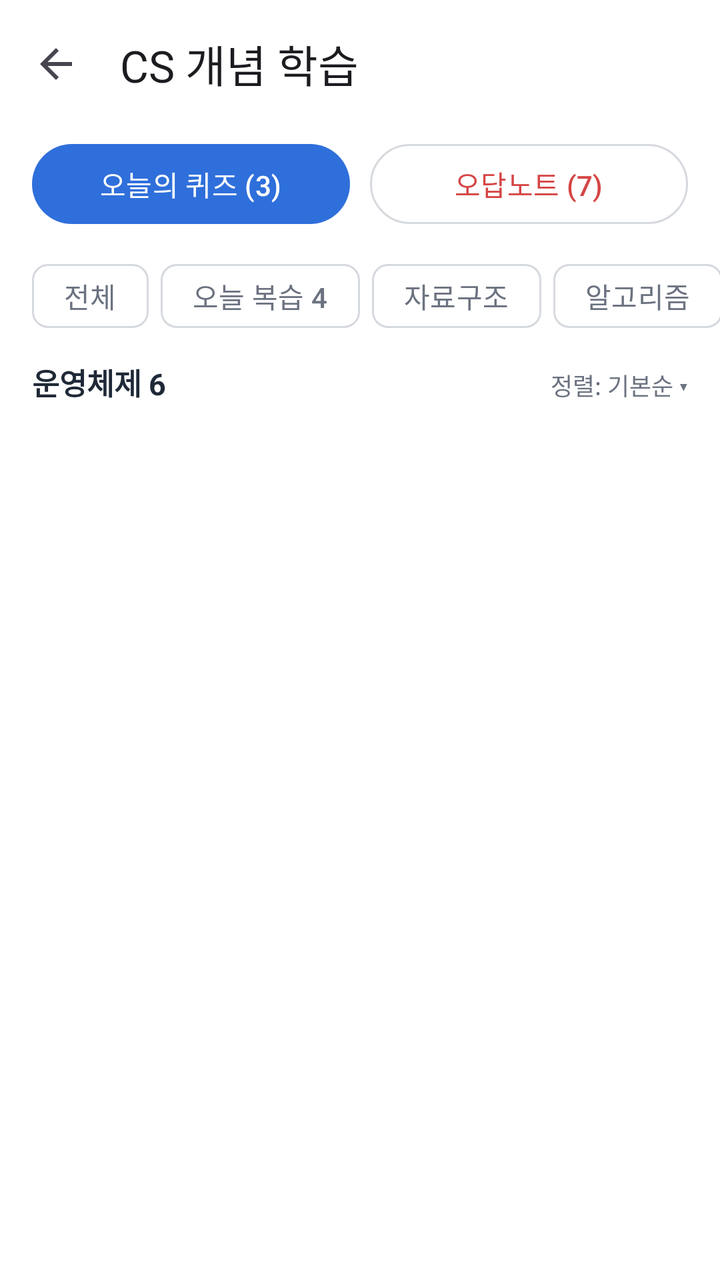
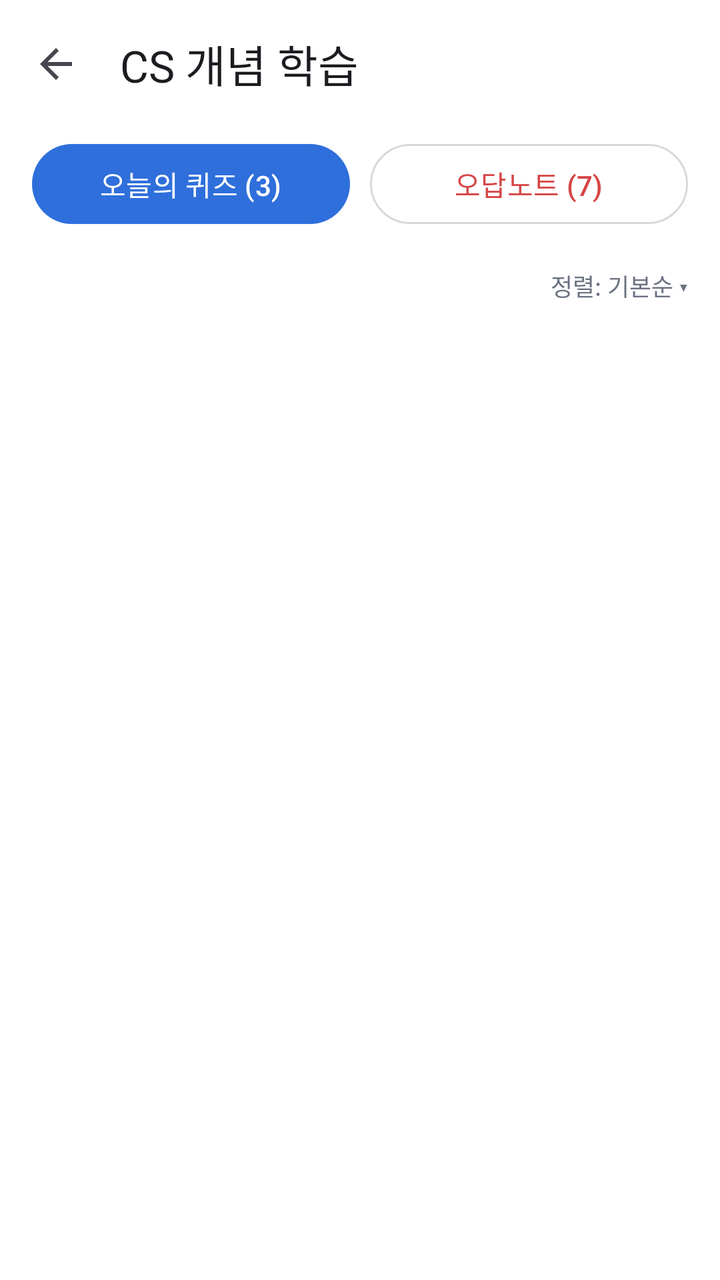

Compare the two renders of this Android layout. The source of the first and the diff that turns it into the second are given below.
<!-- AndroidManifest.xml: application theme Theme.InterviewTrainer -->
<!-- res/layout/activity_concept_list.xml -->
<?xml version="1.0" encoding="utf-8"?>
<LinearLayout xmlns:android="http://schemas.android.com/apk/res/android"
    xmlns:app="http://schemas.android.com/apk/res-auto"
    xmlns:tools="http://schemas.android.com/tools"
    android:layout_width="match_parent"
    android:layout_height="match_parent"
    android:orientation="vertical"
    tools:context=".concept.ConceptListActivity">

    <com.google.android.material.appbar.MaterialToolbar
        android:id="@+id/toolbar"
        android:layout_width="match_parent"
        android:layout_height="?attr/actionBarSize"
        app:navigationIcon="?attr/homeAsUpIndicator"
        app:title="CS 개념 학습" />

    
    <LinearLayout
        android:layout_width="match_parent"
        android:layout_height="wrap_content"
        android:divider="@drawable/space_10"
        android:orientation="horizontal"
        android:paddingStart="16dp"
        android:paddingTop="4dp"
        android:paddingEnd="16dp"
        android:paddingBottom="8dp"
        android:showDividers="middle">

        <com.google.android.material.button.MaterialButton
            android:id="@+id/btnQuiz"
            android:layout_width="0dp"
            android:layout_height="wrap_content"
            android:layout_weight="1"
            android:text="오늘의 퀴즈 (3)" />

        <com.google.android.material.button.MaterialButton
            android:id="@+id/btnWrong"
            style="?attr/materialButtonOutlinedStyle"
            android:layout_width="0dp"
            android:layout_height="wrap_content"
            android:layout_weight="1"
            android:text="오답노트 (7)"
            android:textColor="@color/bad" />
    </LinearLayout>

    
    <HorizontalScrollView
        android:layout_width="match_parent"
        android:layout_height="wrap_content"
        android:scrollbars="none">

        <com.google.android.material.chip.ChipGroup
            android:layout_width="wrap_content"
            android:layout_height="wrap_content"
            android:paddingStart="16dp"
            android:paddingEnd="16dp"
            app:chipSpacingHorizontal="6dp"
            app:selectionRequired="true"
            app:singleLine="true"
            app:singleSelection="true">

            <com.google.android.material.chip.Chip
                style="@style/Widget.Material3.Chip.Filter"
                android:layout_width="wrap_content"
                android:layout_height="wrap_content"
                android:text="전체" />

            <com.google.android.material.chip.Chip
                style="@style/Widget.Material3.Chip.Filter"
                android:layout_width="wrap_content"
                android:layout_height="wrap_content"
                android:text="오늘 복습 4" />

            <com.google.android.material.chip.Chip
                style="@style/Widget.Material3.Chip.Filter"
                android:layout_width="wrap_content"
                android:layout_height="wrap_content"
                android:text="자료구조" />

            <com.google.android.material.chip.Chip
                style="@style/Widget.Material3.Chip.Filter"
                android:layout_width="wrap_content"
                android:layout_height="wrap_content"
                android:text="알고리즘" />

            <com.google.android.material.chip.Chip
                style="@style/Widget.Material3.Chip.Filter"
                android:layout_width="wrap_content"
                android:layout_height="wrap_content"
                android:checked="true"
                android:text="운영체제" />

            <com.google.android.material.chip.Chip
                style="@style/Widget.Material3.Chip.Filter"
                android:layout_width="wrap_content"
                android:layout_height="wrap_content"
                android:text="네트워크" />

            <com.google.android.material.chip.Chip
                style="@style/Widget.Material3.Chip.Filter"
                android:layout_width="wrap_content"
                android:layout_height="wrap_content"
                android:text="DB" />

            <com.google.android.material.chip.Chip
                style="@style/Widget.Material3.Chip.Filter"
                android:layout_width="wrap_content"
                android:layout_height="wrap_content"
                android:text="Java/Kotlin" />

            <com.google.android.material.chip.Chip
                style="@style/Widget.Material3.Chip.Filter"
                android:layout_width="wrap_content"
                android:layout_height="wrap_content"
                android:text="웹/백엔드" />

            <com.google.android.material.chip.Chip
                style="@style/Widget.Material3.Chip.Filter"
                android:layout_width="wrap_content"
                android:layout_height="wrap_content"
                android:text="보안" />

            <com.google.android.material.chip.Chip
                style="@style/Widget.Material3.Chip.Filter"
                android:layout_width="wrap_content"
                android:layout_height="wrap_content"
                android:text="설계/패턴" />

            <com.google.android.material.chip.Chip
                style="@style/Widget.Material3.Chip.Filter"
                android:layout_width="wrap_content"
                android:layout_height="wrap_content"
                android:text="안드로이드" />
        </com.google.android.material.chip.ChipGroup>
    </HorizontalScrollView>

    <LinearLayout
        android:layout_width="match_parent"
        android:layout_height="wrap_content"
        android:orientation="horizontal"
        android:paddingStart="16dp"
        android:paddingTop="8dp"
        android:paddingEnd="16dp"
        android:paddingBottom="4dp">

        <TextView
            style="@style/App.Text.Title"
            android:layout_width="0dp"
            android:layout_height="wrap_content"
            android:layout_weight="1"
            android:text="운영체제 6" />

        <TextView
            style="@style/App.Text.Mut"
            android:layout_width="wrap_content"
            android:layout_height="wrap_content"
            android:text="정렬: 기본순 ▾" />
    </LinearLayout>

    <androidx.recyclerview.widget.RecyclerView
        android:id="@+id/rvConcepts"
        android:layout_width="match_parent"
        android:layout_height="0dp"
        android:layout_weight="1"
        android:clipToPadding="false"
        android:padding="16dp"
        app:layoutManager="androidx.recyclerview.widget.LinearLayoutManager"
        tools:listitem="@layout/item_concept" />
</LinearLayout>
<!-- res/layout/item_concept.xml (included above) -->
<?xml version="1.0" encoding="utf-8"?>
<com.google.android.material.card.MaterialCardView xmlns:android="http://schemas.android.com/apk/res/android"
    xmlns:app="http://schemas.android.com/apk/res-auto"
    style="@style/App.Card"
    android:layout_width="match_parent"
    android:layout_height="wrap_content"
    android:layout_marginBottom="10dp"
    android:clickable="true"
    android:focusable="true">

    <LinearLayout
        android:layout_width="match_parent"
        android:layout_height="wrap_content"
        android:orientation="vertical"
        android:padding="14dp">

        <LinearLayout
            android:layout_width="match_parent"
            android:layout_height="wrap_content"
            android:gravity="center_vertical"
            android:orientation="horizontal">

            <TextView
                android:id="@+id/tvTitle"
                style="@style/App.Text.Title"
                android:layout_width="0dp"
                android:layout_height="wrap_content"
                android:layout_weight="1" />

            <TextView
                android:id="@+id/tvReview"
                style="@style/App.Text.Mut"
                android:layout_width="wrap_content"
                android:layout_height="wrap_content"
                android:paddingStart="10dp"
                android:paddingTop="2dp"
                android:paddingEnd="10dp"
                android:paddingBottom="2dp" />
        </LinearLayout>

        <TextView
            android:id="@+id/tvSummary"
            style="@style/App.Text.Mut"
            android:layout_width="match_parent"
            android:layout_height="wrap_content"
            android:layout_marginTop="2dp" />

        <LinearLayout
            android:layout_width="match_parent"
            android:layout_height="wrap_content"
            android:layout_marginTop="8dp"
            android:gravity="center_vertical"
            android:orientation="horizontal">

            <TextView
                android:id="@+id/tvStars"
                android:layout_width="wrap_content"
                android:layout_height="wrap_content"
                android:textColor="@color/warn"
                android:textSize="13sp" />

            <TextView
                android:id="@+id/tvLevel"
                style="@style/App.Text.Mut"
                android:layout_width="wrap_content"
                android:layout_height="wrap_content"
                android:layout_marginStart="8dp"
                android:layout_marginEnd="12dp" />

            <com.google.android.material.progressindicator.LinearProgressIndicator
                android:id="@+id/progress"
                android:layout_width="0dp"
                android:layout_height="wrap_content"
                android:layout_weight="1"
                android:max="5"
                app:indicatorColor="@color/acc"
                app:trackColor="@color/track"
                app:trackCornerRadius="4dp"
                app:trackThickness="8dp" />
        </LinearLayout>
    </LinearLayout>
</com.google.android.material.card.MaterialCardView>
<!-- resources referenced by this layout -->
<resources>
  <color name="acc">#2F6FDB</color>
  <color name="bad">#D64545</color>
  <color name="track">#E5E7EB</color>
  <color name="warn">#C77D00</color>
  <!-- drawable space_10 (drawable) -->
  <?xml version="1.0" encoding="utf-8"?>
  <shape xmlns:android="http://schemas.android.com/apk/res/android" android:shape="rectangle">
      <size android:width="10dp" android:height="10dp" />
      <solid android:color="@android:color/transparent" />
  </shape>
  <style name="App.Card" parent="Widget.Material3.CardView.Outlined">
          <item name="cardBackgroundColor">@color/white</item>
          <item name="strokeColor">@color/line</item>
          <item name="strokeWidth">1dp</item>
          <item name="cardCornerRadius">10dp</item>
          <item name="cardElevation">0dp</item>
      </style>
  <style name="App.Text.Mut">
          <item name="android:textColor">@color/mut</item>
          <item name="android:textSize">12sp</item>
      </style>
  <style name="App.Text.Title">
          <item name="android:textSize">15sp</item>
          <item name="android:textStyle">bold</item>
      </style>
  <style name="Theme.InterviewTrainer" parent="Base.Theme.InterviewTrainer" />
  <color name="white">#FFFFFFFF</color>
  <color name="line">#D6D9DE</color>
  <color name="mut">#6B7280</color>
  <style name="Base.Theme.InterviewTrainer" parent="Theme.Material3.Light.NoActionBar">
          <item name="colorPrimary">@color/acc</item>
          <item name="colorOnPrimary">@color/white</item>
          <item name="colorPrimaryContainer">@color/accbg</item>
          <item name="colorOnPrimaryContainer">@color/acc</item>
          <item name="colorSecondaryContainer">@color/accbg</item>
          <item name="colorOnSecondaryContainer">@color/acc</item>
          <item name="colorSurface">@color/white</item>
          <item name="colorOnSurface">@color/ink</item>
          <item name="colorOnSurfaceVariant">@color/mut</item>
          <item name="colorOutline">@color/line</item>
          <item name="colorError">@color/bad</item>
          <item name="android:windowBackground">@color/white</item>
      </style>
  <color name="accbg">#E8F0FD</color>
  <color name="ink">#1F2937</color>
</resources>

<!-- the commit's change to res/layout/activity_concept_list.xml (unified diff, before → after) -->
@@ -50,6 +50,7 @@
         android:scrollbars="none">
 
         <com.google.android.material.chip.ChipGroup
+            android:id="@+id/chips"
             android:layout_width="wrap_content"
             android:layout_height="wrap_content"
             android:paddingStart="16dp"
@@ -57,81 +58,7 @@
             app:chipSpacingHorizontal="6dp"
             app:selectionRequired="true"
             app:singleLine="true"
-            app:singleSelection="true">
-
-            <com.google.android.material.chip.Chip
-                style="@style/Widget.Material3.Chip.Filter"
-                android:layout_width="wrap_content"
-                android:layout_height="wrap_content"
-                android:text="전체" />
-
-            <com.google.android.material.chip.Chip
-                style="@style/Widget.Material3.Chip.Filter"
-                android:layout_width="wrap_content"
-                android:layout_height="wrap_content"
-                android:text="오늘 복습 4" />
-
-            <com.google.android.material.chip.Chip
-                style="@style/Widget.Material3.Chip.Filter"
-                android:layout_width="wrap_content"
-                android:layout_height="wrap_content"
-                android:text="자료구조" />
-
-            <com.google.android.material.chip.Chip
-                style="@style/Widget.Material3.Chip.Filter"
-                android:layout_width="wrap_content"
-                android:layout_height="wrap_content"
-                android:text="알고리즘" />
-
-            <com.google.android.material.chip.Chip
-                style="@style/Widget.Material3.Chip.Filter"
-                android:layout_width="wrap_content"
-                android:layout_height="wrap_content"
-                android:checked="true"
-                android:text="운영체제" />
-
-            <com.google.android.material.chip.Chip
-                style="@style/Widget.Material3.Chip.Filter"
-                android:layout_width="wrap_content"
-                android:layout_height="wrap_content"
-                android:text="네트워크" />
-
-            <com.google.android.material.chip.Chip
-                style="@style/Widget.Material3.Chip.Filter"
-                android:layout_width="wrap_content"
-                android:layout_height="wrap_content"
-                android:text="DB" />
-
-            <com.google.android.material.chip.Chip
-                style="@style/Widget.Material3.Chip.Filter"
-                android:layout_width="wrap_content"
-                android:layout_height="wrap_content"
-                android:text="Java/Kotlin" />
-
-            <com.google.android.material.chip.Chip
-                style="@style/Widget.Material3.Chip.Filter"
-                android:layout_width="wrap_content"
-                android:layout_height="wrap_content"
-                android:text="웹/백엔드" />
-
-            <com.google.android.material.chip.Chip
-                style="@style/Widget.Material3.Chip.Filter"
-                android:layout_width="wrap_content"
-                android:layout_height="wrap_content"
-                android:text="보안" />
-
-            <com.google.android.material.chip.Chip
-                style="@style/Widget.Material3.Chip.Filter"
-                android:layout_width="wrap_content"
-                android:layout_height="wrap_content"
-                android:text="설계/패턴" />
-
-            <com.google.android.material.chip.Chip
-                style="@style/Widget.Material3.Chip.Filter"
-                android:layout_width="wrap_content"
-                android:layout_height="wrap_content"
-                android:text="안드로이드" />
-        </com.google.android.material.chip.ChipGroup>
+            app:singleSelection="true" />
     </HorizontalScrollView>
 
     <LinearLayout
@@ -147,12 +74,13 @@
             style="@style/App.Text.Title"
             android:layout_width="0dp"
             android:layout_height="wrap_content"
-            android:layout_weight="1"
-            android:text="운영체제 6" />
+            android:id="@+id/tvCount"
+            android:layout_weight="1" />
 
         <TextView
             style="@style/App.Text.Mut"
             android:layout_width="wrap_content"
+            android:id="@+id/tvSort"
             android:layout_height="wrap_content"
             android:text="정렬: 기본순 ▾" />
     </LinearLayout>
